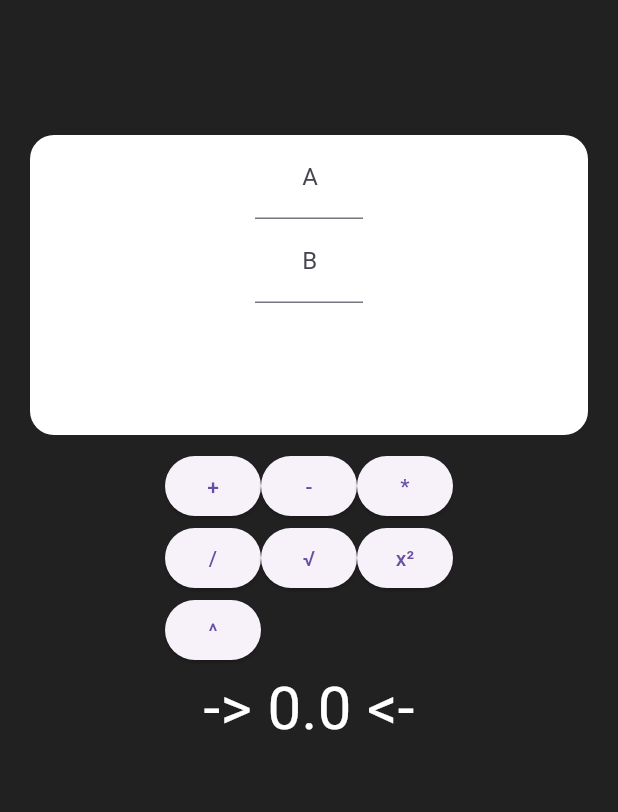
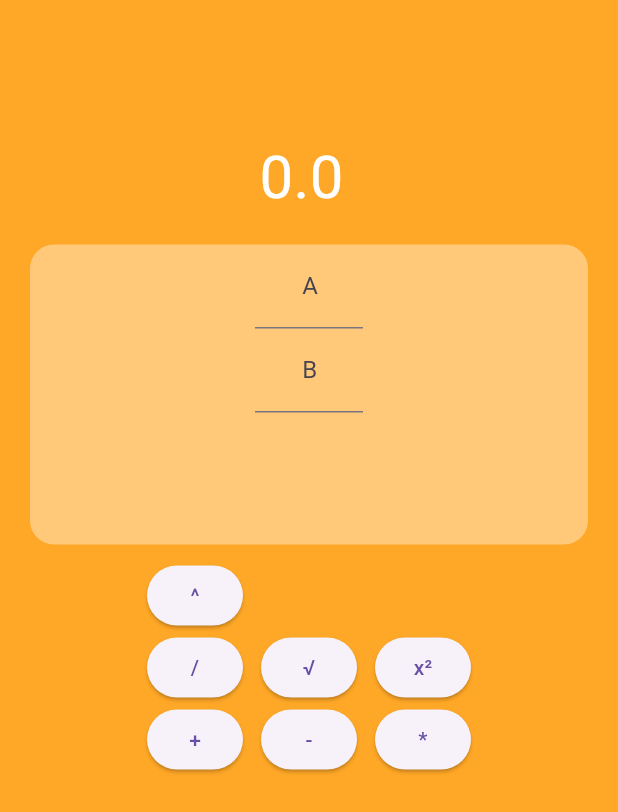
Before and after one commit to xojiakbarov/Calculator, a Flutter app: the screen it shows after launch, on a phone screen of 412 x 824 dp. Shown: the top 812 px of the screen. Run offline on Flutter 3.47's test engine with Material 3 defaults, Android fonts, the phone set to English and light mode, and no system bars.

Commit message:
initial  commit

```diff
--- a/lib/main.dart
+++ b/lib/main.dart
@@ -42,17 +42,19 @@ class _CalculatorState extends State<Calculator> {
   @override
   Widget build(BuildContext context) {
     return Scaffold(
-      backgroundColor: Colors.grey.shade900,
+      backgroundColor: Colors.orange.shade400,
       body: Padding(
         padding: const EdgeInsets.only(top: 90,left: 20,right: 20),
         child: Column(
           children: [
+            Text('$_result ',style:TextStyle(color: Colors.white,fontSize: 40)),
+            SizedBox(height: 16,),
             Container(
               height: 200,
               width: 400,
               decoration: BoxDecoration(
                 borderRadius: BorderRadius.circular(16),
-                color: Colors.white,
+                color: Colors.white38,
               ),
               child: Column(
                 children: [
@@ -78,7 +80,8 @@ class _CalculatorState extends State<Calculator> {
             Padding(
               padding: const EdgeInsets.only(left: 60,right: 60,top: 10),
               child: Center(
-                child: Wrap(
+                child: Wrap(spacing: 12,
+                  verticalDirection: VerticalDirection.up,
                   children: <Widget>[
                     ElevatedButton(onPressed: () => _calculate('add'), child: Text('+')),
                     ElevatedButton(onPressed: () => _calculate('subtract'), child: Text('-')),
@@ -91,7 +94,6 @@ class _CalculatorState extends State<Calculator> {
                 ),
               ),
             ),
-            Text('-> $_result <-',style:TextStyle(color: Colors.white,fontSize: 40)),
           ],
         ),
       ),
```
